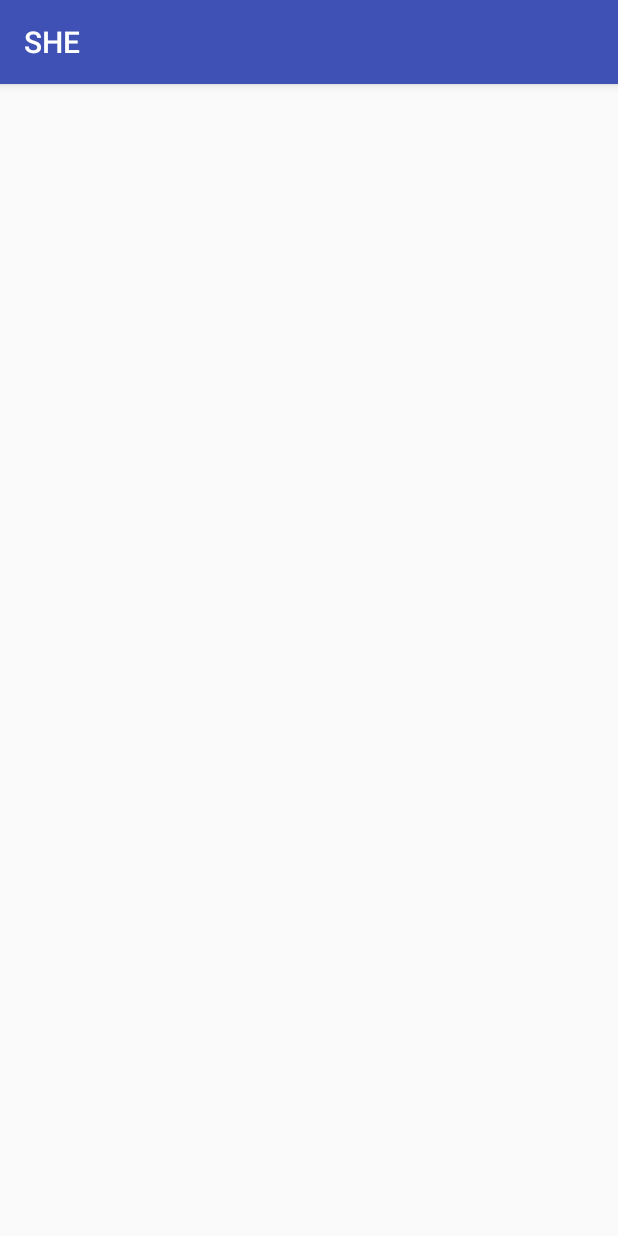
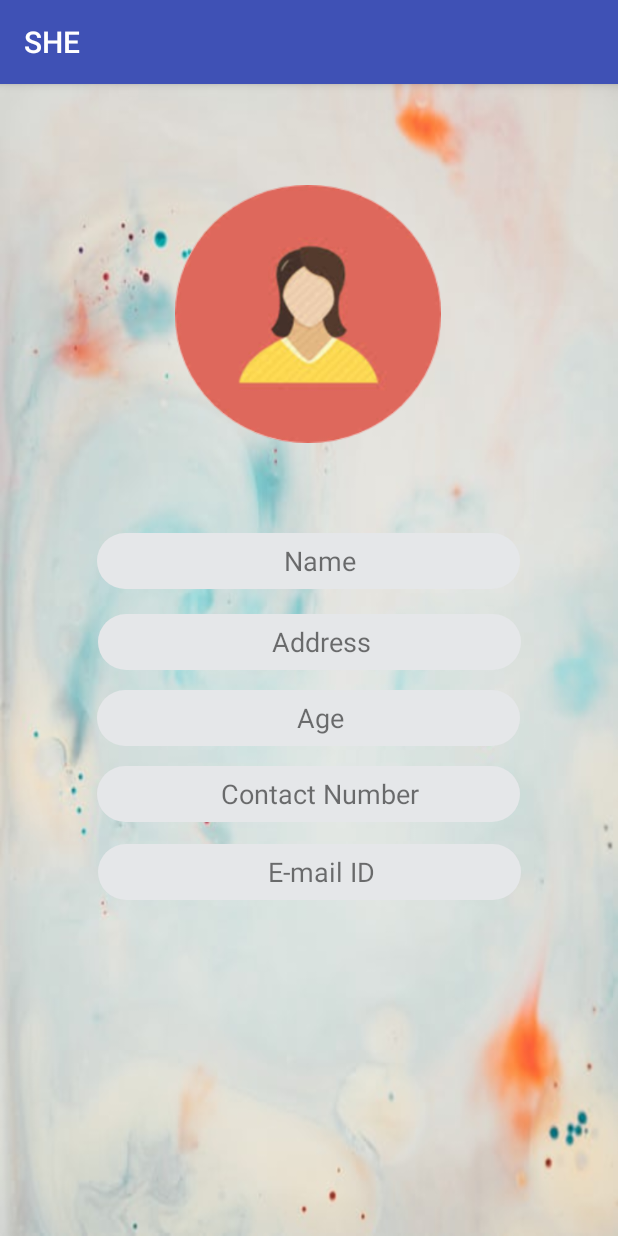
Before and after one commit to appatel1719/SHE1, an Android app: the fragment ProfileTab shown on its own in the app's theme, on a phone screen of 412 x 824 dp. Run offline under Robolectric (Android 15) with nearby library versions, the phone set to English and light mode, and no system bars.

Commit message:
Commiting after redesigning UI from Zeel

```diff
--- /dev/null
+++ b/app/src/main/res/drawable/profilephoto.xml
@@ -0,0 +1,5 @@
+<?xml version="1.0" encoding="utf-8"?>
+<shape android:shape="oval" xmlns:android="http://schemas.android.com/apk/res/android">
+    <corners android:radius="1000dp"/>
+    <solid android:color="#ffffff"/>
+</shape>
--- a/app/src/main/res/layout/activity_login4.xml
+++ b/app/src/main/res/layout/activity_login4.xml
@@ -81,7 +81,7 @@
         android:textSize="18dp"
         app:layout_constraintBottom_toBottomOf="parent"
         app:layout_constraintEnd_toEndOf="parent"
-        app:layout_constraintHorizontal_bias="0.123"
+        app:layout_constraintHorizontal_bias="0.159"
         app:layout_constraintStart_toStartOf="parent"
         app:layout_constraintTop_toBottomOf="@+id/editText0"
         app:layout_constraintVertical_bias="0.0" />
--- a/app/src/main/res/layout/activity_splash.xml
+++ b/app/src/main/res/layout/activity_splash.xml
@@ -4,7 +4,7 @@
     xmlns:tools="http://schemas.android.com/tools"
     android:layout_width="match_parent"
     android:layout_height="match_parent"
-    android:background="#000000"
+    android:background="#ffffff"
     tools:context=".splash">
 
     <ImageView
--- a/app/src/main/res/layout/tab_profile.xml
+++ b/app/src/main/res/layout/tab_profile.xml
@@ -1,6 +1,101 @@
 <?xml version="1.0" encoding="utf-8"?>
-<LinearLayout xmlns:android="http://schemas.android.com/apk/res/android"
+<android.support.constraint.ConstraintLayout xmlns:android="http://schemas.android.com/apk/res/android"
+    xmlns:app="http://schemas.android.com/apk/res-auto"
+    xmlns:tools="http://schemas.android.com/tools"
     android:layout_width="match_parent"
+    android:background="@drawable/profile"
     android:layout_height="match_parent">
 
-</LinearLayout>
+    <ImageButton
+        android:id="@+id/imageButton3"
+        android:background="@drawable/profilephoto"
+        android:foreground="@drawable/woman"
+        android:layout_width="177dp"
+        android:layout_height="172dp"
+        app:layout_constraintBottom_toBottomOf="parent"
+        app:layout_constraintEnd_toEndOf="parent"
+        app:layout_constraintHorizontal_bias="0.498"
+        app:layout_constraintStart_toStartOf="parent"
+        app:layout_constraintTop_toTopOf="parent"
+        app:layout_constraintVertical_bias="0.113"/>
+
+    <TextView
+        android:id="@+id/textView10"
+        android:layout_width="282dp"
+        android:layout_height="37dp"
+        android:background="@drawable/enter"
+        android:gravity="center"
+        android:paddingLeft="15dp"
+        android:text="Name"
+        android:textSize="18dp"
+        app:layout_constraintBottom_toBottomOf="parent"
+        app:layout_constraintEnd_toEndOf="parent"
+        app:layout_constraintHorizontal_bias="0.496"
+        app:layout_constraintStart_toStartOf="parent"
+        app:layout_constraintTop_toTopOf="parent"
+        app:layout_constraintVertical_bias="0.41" />
+
+    <TextView
+        android:id="@+id/textView13"
+        android:layout_width="282dp"
+        android:layout_height="37dp"
+        android:background="@drawable/enter"
+        android:gravity="center"
+        android:paddingLeft="15dp"
+        android:text="Address"
+        android:textSize="18dp"
+        app:layout_constraintBottom_toBottomOf="parent"
+        app:layout_constraintEnd_toEndOf="parent"
+        app:layout_constraintHorizontal_bias="0.503"
+        app:layout_constraintStart_toStartOf="parent"
+        app:layout_constraintTop_toTopOf="parent"
+        app:layout_constraintVertical_bias="0.484" />
+
+    <TextView
+        android:id="@+id/textView14"
+        android:layout_width="282dp"
+        android:layout_height="37dp"
+        android:background="@drawable/enter"
+        android:gravity="center"
+        android:paddingLeft="15dp"
+        android:text="Age"
+        android:textSize="18dp"
+        app:layout_constraintBottom_toBottomOf="parent"
+        app:layout_constraintEnd_toEndOf="parent"
+        app:layout_constraintHorizontal_bias="0.496"
+        app:layout_constraintStart_toStartOf="parent"
+        app:layout_constraintTop_toTopOf="parent"
+        app:layout_constraintVertical_bias="0.553" />
+
+    <TextView
+        android:id="@+id/textView15"
+        android:layout_width="282dp"
+        android:layout_height="37dp"
+        android:background="@drawable/enter"
+        android:gravity="center"
+        android:paddingLeft="15dp"
+        android:text="Contact Number"
+        android:textSize="18dp"
+        app:layout_constraintBottom_toBottomOf="parent"
+        app:layout_constraintEnd_toEndOf="parent"
+        app:layout_constraintHorizontal_bias="0.496"
+        app:layout_constraintStart_toStartOf="parent"
+        app:layout_constraintTop_toTopOf="parent"
+        app:layout_constraintVertical_bias="0.622" />
+
+    <TextView
+        android:id="@+id/textView16"
+        android:layout_width="282dp"
+        android:layout_height="37dp"
+        android:background="@drawable/enter"
+        android:gravity="center"
+        android:paddingLeft="15dp"
+        android:text="E-mail ID"
+        android:textSize="18dp"
+        app:layout_constraintBottom_toBottomOf="parent"
+        app:layout_constraintEnd_toEndOf="parent"
+        app:layout_constraintHorizontal_bias="0.503"
+        app:layout_constraintStart_toStartOf="parent"
+        app:layout_constraintTop_toTopOf="parent"
+        app:layout_constraintVertical_bias="0.693" />
+</android.support.constraint.ConstraintLayout>
--- a/app/src/main/res/values/strings.xml
+++ b/app/src/main/res/values/strings.xml
@@ -8,4 +8,5 @@
     <string name="tab_text_3">Tab 3</string>
     <string name="title_activity_tab_view">tabView</string>
     <string name="title_activity_maps">Map</string>
+
 </resources>
```
Also changed, not shown: app/src/main/AndroidManifest.xml (+10 -13 lines), app/src/main/java/com/example/admin/she/Login.java (+50 -3 lines), app/src/main/java/com/example/admin/she/activity_contact.java (added, +58 -0 lines), app/src/main/java/com/example/admin/she/login3.java (+24 -2 lines), app/src/main/java/com/example/admin/she/login4.java (+25 -2 lines), app/src/main/res/layout/activity_contact.xml (added, +121 -0 lines), app/src/main/res/layout/activity_login3.xml (+3 -21 lines), app/src/main/res/drawable/profile.jpg (added), app/src/main/res/drawable/woman.png (added).
